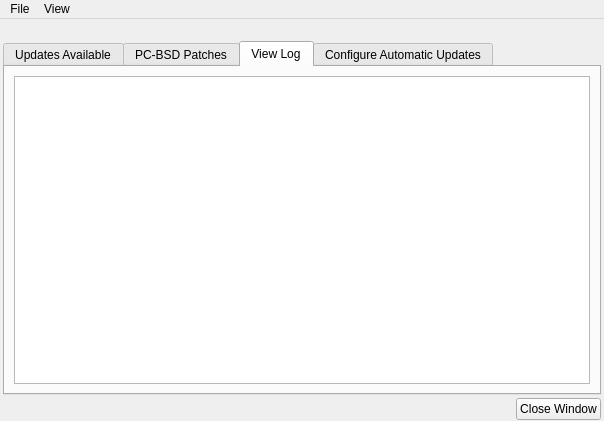
Qt form src-qt5/pc-updategui/mainUI.ui (trueos/pcbsd) before a commit.
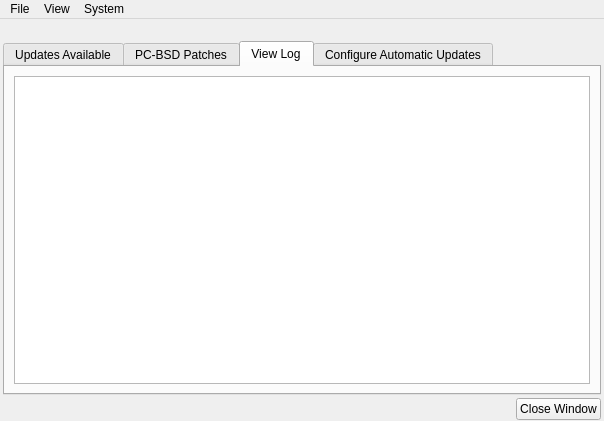
The same form after that commit. Icons and pictures are not drawn.

Commit message: pc-updateui: Changing system branches

Diff of the .ui file:
```diff
--- a/src-qt5/pc-updategui/mainUI.ui
+++ b/src-qt5/pc-updategui/mainUI.ui
@@ -378,8 +378,15 @@
     <addaction name="actionBase_updates_history"/>
     <addaction name="actionEndOfLife"/>
    </widget>
+   <widget class="QMenu" name="menuSystem">
+    <property name="title">
+     <string>System</string>
+    </property>
+    <addaction name="actionBranches"/>
+   </widget>
    <addaction name="menuFile"/>
    <addaction name="menuView"/>
+   <addaction name="menuSystem"/>
   </widget>
   <action name="actionExit">
    <property name="icon">
```
Left out of the diff: 5 changed lines with no effect on the pictures. The commit also changes 6 other files.
